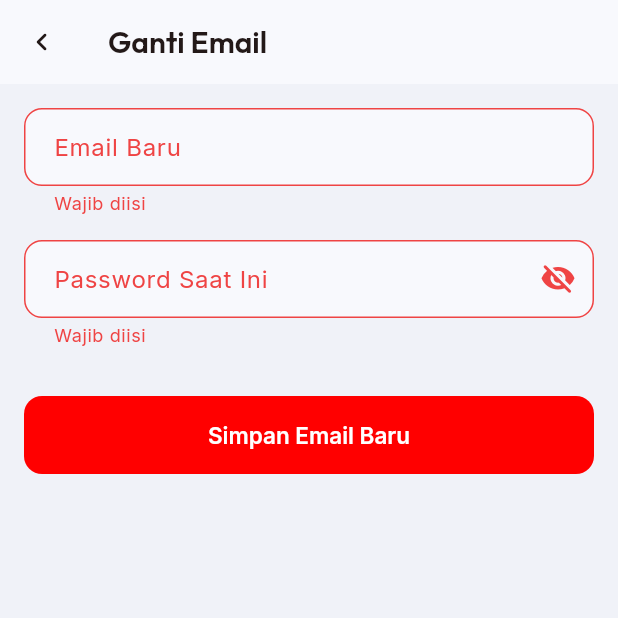
After one commit to wirasyf/workshop_app, a Flutter app: the ChangeEmailScreen screen opened by its route, after a tap on "Simpan Email Baru", on a phone screen of 412 x 824 dp, the top half of it. The commit adds this screen. Run offline on Flutter 3.47's test engine with Material 3 defaults, Android fonts, the phone set to English and light mode, and no system bars; our stand-ins replace cached_network_image, cloud_firestore, connectivity_plus, firebase_auth, firebase_core, firebase_messaging and 13 more; missing offline and left inert: esc_pos_utils_plus, excel, mobile_scanner, print_bluetooth_thermal; accounts and stored records are empty; network calls fail.

Commit message:
feat: implement settings module including profile management, theme toggling, and navigation routing

```diff
--- a/lib/core/router/app_router.dart
+++ b/lib/core/router/app_router.dart
@@ -23,6 +23,7 @@ import '../../features/settings/presentation/screens/settings_screen.dart';
 import '../../features/settings/presentation/screens/store_profile_screen.dart';
 import '../../features/settings/presentation/screens/edit_profile_screen.dart';
 import '../../features/settings/presentation/screens/change_password_screen.dart';
+import '../../features/settings/presentation/screens/change_email_screen.dart';
 import '../../features/settings/presentation/screens/bluetooth_printer_screen.dart';
 import '../../features/services/presentation/screens/service_list_screen.dart';
 import '../../features/services/presentation/screens/service_form_screen.dart';
@@ -199,6 +200,10 @@ final routerProvider = Provider<GoRouter>((ref) {
                 builder: (_, __) => const EditProfileScreen(),
               ),
               GoRoute(
+                path: 'change-email',
+                builder: (_, __) => const ChangeEmailScreen(),
+              ),
+              GoRoute(
                 path: 'change-password',
                 builder: (_, __) => const ChangePasswordScreen(),
               ),
--- a/lib/features/auth/presentation/providers/auth_provider.dart
+++ b/lib/features/auth/presentation/providers/auth_provider.dart
@@ -40,7 +40,7 @@ class AuthNotifier extends StateNotifier<AsyncValue<UserModel?>> {
   Future<void> _loadSession() async {
     try {
       debugPrint('🔑 _loadSession: menunggu authStateChanges...');
-
+      // Tunggu stream auth Firebase stabil di awal
       final firebaseUser = await _authService.authStateChanges.first;
       debugPrint(
         '🔑 _loadSession: firebaseUser=${firebaseUser?.uid ?? 'null'}',
--- /dev/null
+++ b/lib/features/settings/presentation/screens/change_email_screen.dart
@@ -0,0 +1,152 @@
+import 'package:flutter/material.dart';
+import 'package:flutter_riverpod/flutter_riverpod.dart';
+import 'package:go_router/go_router.dart';
+import '../../../../shared/utils/app_toast.dart';
+import '../../../auth/presentation/providers/auth_provider.dart';
+import 'package:firebase_auth/firebase_auth.dart';
+
+class ChangeEmailScreen extends ConsumerStatefulWidget {
+  const ChangeEmailScreen({super.key});
+
+  @override
+  ConsumerState<ChangeEmailScreen> createState() => _ChangeEmailScreenState();
+}
+
+class _ChangeEmailScreenState extends ConsumerState<ChangeEmailScreen> {
+  final _formKey = GlobalKey<FormState>();
+  final _passwordCtrl = TextEditingController();
+  final _newEmailCtrl = TextEditingController();
+  bool _isLoading = false;
+  bool _obscurePass = true;
+
+  @override
+  void dispose() {
+    _passwordCtrl.dispose();
+    _newEmailCtrl.dispose();
+    super.dispose();
+  }
+
+  Future<void> _save() async {
+    if (!_formKey.currentState!.validate()) return;
+    setState(() => _isLoading = true);
+
+    try {
+      final user = ref.read(authStateProvider).value;
+      if (user == null) throw Exception('User tidak ditemukan');
+      final fbUser = FirebaseAuth.instance.currentUser;
+      if (fbUser == null || fbUser.email == null)
+        throw Exception('User tidak login di Firebase');
+
+      // 1. Re-authenticate
+      try {
+        final credential = EmailAuthProvider.credential(
+          email: fbUser.email!,
+          password: _passwordCtrl.text,
+        );
+        await fbUser.reauthenticateWithCredential(credential);
+      } catch (e) {
+        if (mounted) {
+          AppToast.show(
+            context,
+            'Password saat ini salah',
+            type: ToastType.error,
+          );
+        }
+        return;
+      }
+
+      // 2. Update Firebase Auth Email
+      final newEmail = _newEmailCtrl.text.trim();
+      try {
+        await fbUser.verifyBeforeUpdateEmail(newEmail);
+        if (mounted) {
+          AppToast.show(
+            context,
+            'Tautan verifikasi telah dikirim ke $newEmail. Cek Inbox/Spam Anda.',
+            type: ToastType.info,
+          );
+          context.go('/settings');
+        }
+        return; // Hentikan eksekusi, Firestore baru diupdate setelah user verifikasi
+      } catch (e) {
+        throw Exception('Firebase menolak: $e');
+      }
+    } catch (e) {
+      if (mounted) {
+        AppToast.show(context, 'Gagal ganti email: $e', type: ToastType.error);
+      }
+    } finally {
+      if (mounted) setState(() => _isLoading = false);
+    }
+  }
+
+  @override
+  Widget build(BuildContext context) {
+    return PopScope(
+      canPop: false,
+      onPopInvokedWithResult: (didPop, _) {
+        if (didPop) return;
+        context.go('/settings');
+      },
+      child: Scaffold(
+        appBar: AppBar(
+          title: const Text('Ganti Email'),
+          leading: IconButton(
+            icon: const Icon(Icons.chevron_left_rounded),
+            onPressed: () => context.go('/settings'),
+          ),
+        ),
+        body: Form(
+          key: _formKey,
+          child: ListView(
+            padding: const EdgeInsets.all(16),
+            children: [
+              TextFormField(
+                controller: _newEmailCtrl,
+                keyboardType: TextInputType.emailAddress,
+                decoration: const InputDecoration(labelText: 'Email Baru'),
+                validator: (v) {
+                  if (v == null || v.isEmpty) return 'Wajib diisi';
+                  final emailRegex = RegExp(
+                    r'^[\w-\.]+@([\w-]+\.)+[\w-]{2,4}$',
+                  );
+                  if (!emailRegex.hasMatch(v)) return 'Email tidak valid';
+                  return null;
+                },
+              ),
+              const SizedBox(height: 16),
+              TextFormField(
+                controller: _passwordCtrl,
+                obscureText: _obscurePass,
+                decoration: InputDecoration(
+                  labelText: 'Password Saat Ini',
+                  helperText: 'Masukkan password saat ini untuk keamanan',
+                  suffixIcon: IconButton(
+                    icon: Icon(
+                      _obscurePass
+                          ? Icons.visibility_off_rounded
+                          : Icons.visibility_rounded,
+                    ),
+                    onPressed: () =>
+                        setState(() => _obscurePass = !_obscurePass),
+                  ),
+                ),
+                validator: (v) => v!.isEmpty ? 'Wajib diisi' : null,
+              ),
+              const SizedBox(height: 32),
+              SizedBox(
+                height: 52,
+                child: ElevatedButton(
+                  onPressed: _isLoading ? null : _save,
+                  child: _isLoading
+                      ? const CircularProgressIndicator(color: Colors.white)
+                      : const Text('Simpan Email Baru'),
+                ),
+              ),
+            ],
+          ),
+        ),
+      ),
+    );
+  }
+}
--- a/lib/features/settings/presentation/screens/settings_screen.dart
+++ b/lib/features/settings/presentation/screens/settings_screen.dart
@@ -98,6 +98,7 @@ class SettingsScreen extends ConsumerWidget {
 
           const Divider(height: 32),
           if (user?.role != 'cashier') ...[
+            _settingsTile(Icons.email_rounded, 'Ubah Email', subtitle: 'Perbarui alamat email login Anda', onTap: () => context.go('/settings/change-email')),
             _settingsTile(Icons.lock_reset_rounded, 'Ubah Kata Sandi', subtitle: 'Perbarui kata sandi akun Anda', onTap: () => context.go('/settings/change-password')),
             const Divider(height: 32),
           ],
```
Also changed, not shown: lib/core/services/firebase_auth_service.dart (+47 -38 lines), lib/features/dashboard/presentation/screens/service_approval_screen.dart (+11 -4 lines), lib/features/products/presentation/providers/product_provider.dart (+7 -8 lines), lib/features/reports/presentation/screens/report_screen.dart (+11 -1 lines), lib/features/settings/presentation/screens/edit_profile_screen.dart (+0 -14 lines).
